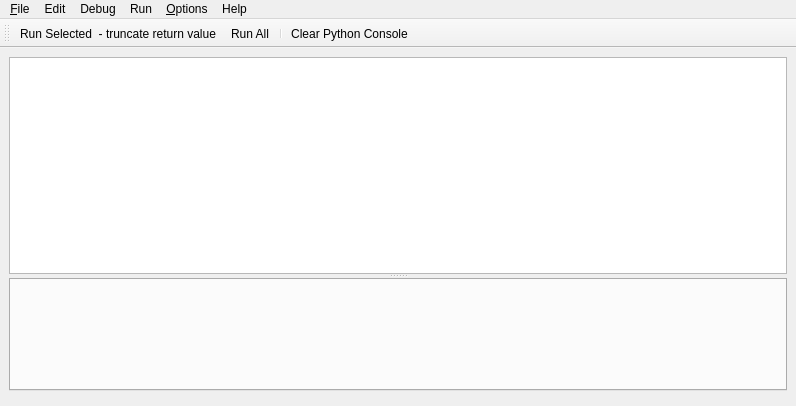
The window that preditor/gui/ui/loggerwindow.ui (blurstudio/PrEditor) describes before a commit, drawn with Qt 5.
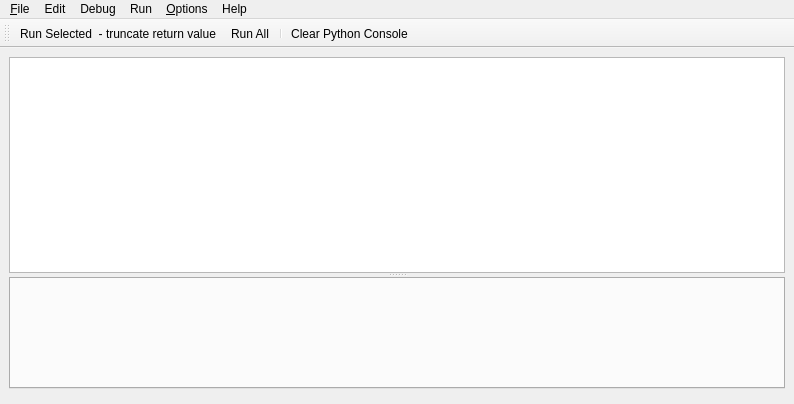
The same window after the commit. The open tabs and pages were chosen to show the change. Custom widgets are drawn as their Qt base class.

```diff
--- a/preditor/gui/ui/loggerwindow.ui
+++ b/preditor/gui/ui/loggerwindow.ui
@@ -6,8 +6,8 @@
    <rect>
     <x>0</x>
     <y>0</y>
-    <width>796</width>
-    <height>406</height>
+    <width>794</width>
+    <height>404</height>
    </rect>
   </property>
   <property name="minimumSize">
@@ -74,6 +74,12 @@
              <height>100</height>
             </size>
            </property>
+           <property name="font">
+            <font>
+             <family>Courier</family>
+             <pointsize>16</pointsize>
+            </font>
+           </property>
           </widget>
          </item>
         </layout>
```
Left out of the diff: 39 changed lines with no effect on the pictures.
